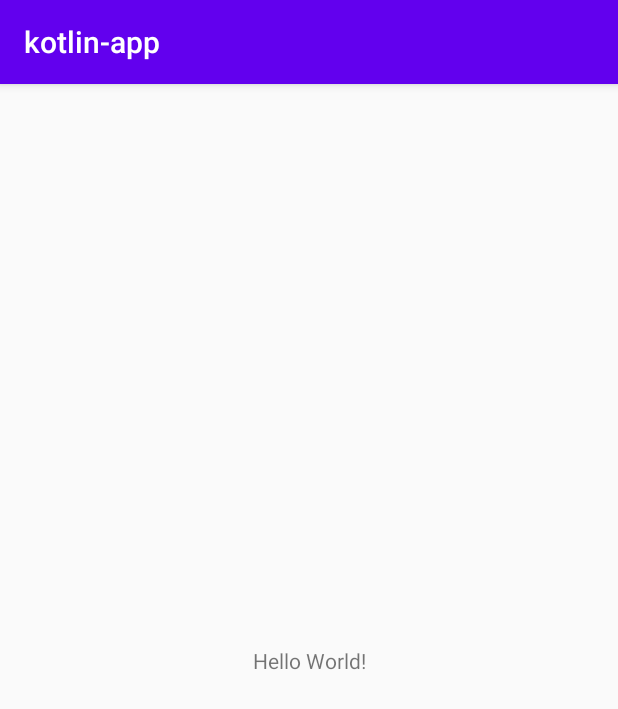
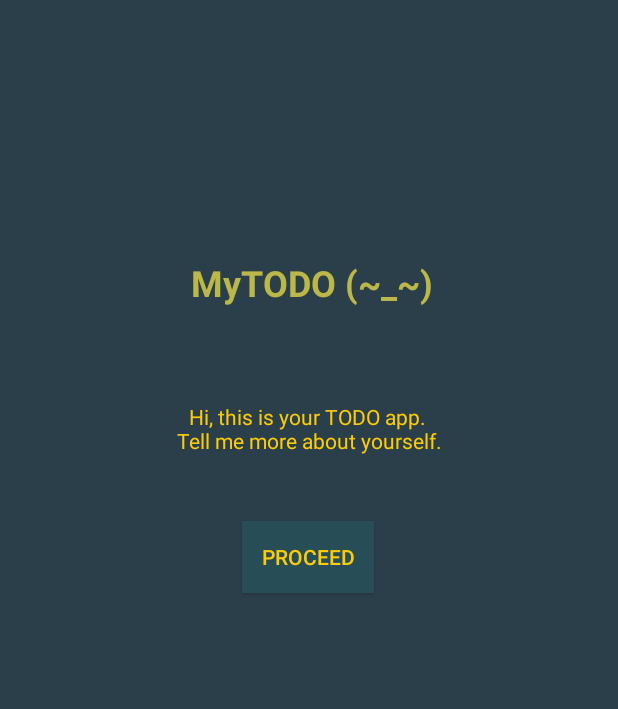
Before and after one commit to loredanagp/mobile-app, an Android app: the screen it shows after launch (MainActivity), on a phone screen of 412 x 824 dp. Shown: the top 709 px of the screen. Run offline under Robolectric (Android 15) with nearby library versions, the phone set to English and light mode, and no system bars.

Commit message:
First lab

```diff
--- a/app/src/main/AndroidManifest.xml
+++ b/app/src/main/AndroidManifest.xml
@@ -9,7 +9,10 @@
         android:roundIcon="@mipmap/ic_launcher_round"
         android:supportsRtl="true"
         android:theme="@style/AppTheme">
-        <activity android:name=".MainActivity">
+        <activity android:name=".EditActivity" android:theme="@style/Theme.AppCompat.Light.NoActionBar"></activity>
+        <activity
+            android:name=".MainActivity"
+            android:theme="@style/Theme.AppCompat.Light.NoActionBar">
             <intent-filter>
                 <action android:name="android.intent.action.MAIN" />
 
--- a/app/src/main/java/com/android/kotlin_app/MainActivity.kt
+++ b/app/src/main/java/com/android/kotlin_app/MainActivity.kt
@@ -1,11 +1,43 @@
 package com.android.kotlin_app
 
+import android.content.Intent
 import androidx.appcompat.app.AppCompatActivity
 import android.os.Bundle
+import android.widget.Button
+import android.widget.TextView
 
 class MainActivity : AppCompatActivity() {
     override fun onCreate(savedInstanceState: Bundle?) {
         super.onCreate(savedInstanceState)
         setContentView(R.layout.activity_main)
+
+        var firstName: String? = "";
+        var lastName: String? = "";
+        var favoriteFood: String? = "";
+        var favoriteNumber: Int? = 0;
+
+
+        val mainText: TextView = findViewById<TextView>(R.id.textView)
+        val switchButton: Button = findViewById<Button>(R.id.button)
+
+        if(intent.extras != null) {
+            firstName = intent.getStringExtra("firstName")
+            lastName = intent.getStringExtra("lastName")
+            favoriteFood = intent.getStringExtra("favoriteFood")
+            favoriteNumber = intent.getStringExtra("favoriteNumber")?.toInt();
+            mainText.text = "So you're " + firstName + " " + lastName + ", your favorite food is " + favoriteFood + " and your favorite number is " + favoriteNumber + "."
+        }
+
+
+        switchButton.setOnClickListener {
+            val intent = Intent(this, EditActivity::class.java)
+            intent.putExtra("firstName", firstName)
+            intent.putExtra("lastName", lastName)
+            intent.putExtra("favoriteFood", favoriteFood)
+            intent.putExtra("favoriteNumber", favoriteNumber)
+
+            startActivity(intent)
+        }
+
     }
 }
--- a/app/src/main/res/layout/activity_main.xml
+++ b/app/src/main/res/layout/activity_main.xml
@@ -4,15 +4,51 @@
     xmlns:tools="http://schemas.android.com/tools"
     android:layout_width="match_parent"
     android:layout_height="match_parent"
+    android:background="@color/myMainColor"
     tools:context=".MainActivity">
 
     <TextView
+        android:id="@+id/bigText"
         android:layout_width="wrap_content"
         android:layout_height="wrap_content"
-        android:text="Hello World!"
-        app:layout_constraintBottom_toBottomOf="parent"
-        app:layout_constraintLeft_toLeftOf="parent"
-        app:layout_constraintRight_toRightOf="parent"
+        android:layout_marginTop="172dp"
+        android:text="MyTODO (~_~)"
+        android:textAlignment="center"
+        android:textColor="@color/mySecondaryTextColor"
+        android:textSize="24dp"
+        android:textStyle="bold"
+        app:layout_constraintBottom_toTopOf="@+id/textView"
+        app:layout_constraintEnd_toEndOf="parent"
+        app:layout_constraintHorizontal_bias="0.506"
+        app:layout_constraintStart_toStartOf="parent"
+        app:layout_constraintTop_toTopOf="parent"
+        app:layout_constraintVertical_bias="0.0" />
+
+    <TextView
+        android:id="@+id/textView"
+        android:layout_width="wrap_content"
+        android:layout_height="wrap_content"
+        android:layout_marginTop="268dp"
+        android:textAlignment="center"
+        android:text="Hi, this is your TODO app. \nTell me more about yourself."
+        android:textColor="@color/myMainTextColor"
+        app:layout_constraintEnd_toEndOf="parent"
+        app:layout_constraintStart_toStartOf="parent"
         app:layout_constraintTop_toTopOf="parent" />
 
+    <Button
+        android:id="@+id/button"
+        android:layout_width="wrap_content"
+        android:layout_height="wrap_content"
+        android:layout_marginTop="44dp"
+        android:shadowColor="@color/myMainTextColor"
+        android:background="@color/myMainBtnColor"
+        android:textColor="@color/myMainTextColor"
+        android:text="Proceed"
+        app:layout_constraintEnd_toEndOf="parent"
+        app:layout_constraintHorizontal_bias="0.498"
+        app:layout_constraintStart_toStartOf="parent"
+        app:layout_constraintTop_toBottomOf="@+id/textView" />
+
+
 </androidx.constraintlayout.widget.ConstraintLayout>
--- a/app/src/main/res/values/colors.xml
+++ b/app/src/main/res/values/colors.xml
@@ -3,4 +3,8 @@
     <color name="colorPrimary">#6200EE</color>
     <color name="colorPrimaryDark">#3700B3</color>
     <color name="colorAccent">#03DAC5</color>
+    <color name="myMainBtnColor">#274E57</color>
+    <color name="myMainColor">#2B3F4B</color>
+    <color name="myMainTextColor">#FCCC07</color>
+    <color name="mySecondaryTextColor">#BBB748</color>
 </resources>
```
Also changed, not shown: app/src/main/java/com/android/kotlin_app/EditActivity.kt (added, +50 -0 lines), app/src/main/res/layout/activity_edit.xml (added, +97 -0 lines).
